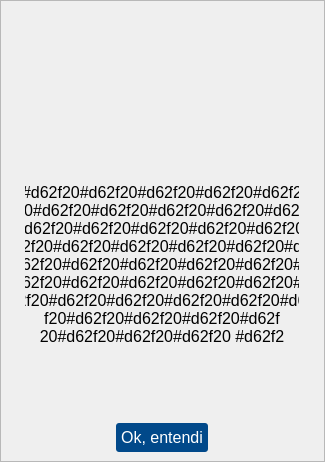
First picture: the form in App/view/ui/feedback.ui, repository Senac-SOR-ADS/Mapa-de-Sala, before the edit.
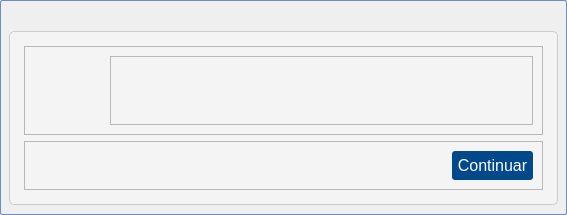
Second picture: the form after the edit. Icons and pictures are not drawn.

Commit message:
Adicionando nova tela de feedback  (#259)
* Nova tela de feedback

Adicionado novo layout da tela feedback para o projeto

* arrumando tela feedback

Adicionando icone no `botãoFechar2`

```diff
--- a/App/view/ui/feedback.ui
+++ b/App/view/ui/feedback.ui
@@ -6,16 +6,26 @@
    <rect>
     <x>0</x>
     <y>0</y>
-    <width>325</width>
-    <height>462</height>
+    <width>567</width>
+    <height>215</height>
    </rect>
   </property>
   <property name="windowTitle">
    <string>Dialog</string>
   </property>
   <property name="styleSheet">
-   <string notr="true">#Dialog {
-	border-radius: 15px;
+   <string notr="true">#fundo {
+	 background: qlineargradient(spread:pad, x1:0, y1:0, x2:0, y2:1, 
+                                stop:0 #E3F2FD, stop:1 #AFCDE7);
+    border: 1px solid #6B8EBE;
+	border-radius: 2px;
+}
+
+#fundo_2 {
+	background-color: #f4f4f4;
+    border: 1px solid #ccc;
+    padding: 5px;
+	border-radius: 5px;
 }
 
 #btnFechar {
@@ -36,14 +46,15 @@
 
 #btnFechar2 {
 	background-color: transparent;
-	border-radius: 15px;
+	border-radius: 5px;
+	padding:5px;
 }
 
 #btnFechar2:hover {
 	background-color: #ea3323;
 }</string>
   </property>
-  <layout class="QVBoxLayout" name="verticalLayout_2">
+  <layout class="QVBoxLayout" name="verticalLayout">
    <property name="spacing">
     <number>0</number>
    </property>
@@ -60,22 +71,25 @@
     <number>0</number>
    </property>
    <item>
-    <widget class="QFrame" name="frame">
+    <widget class="QFrame" name="fundo">
      <property name="frameShape">
       <enum>QFrame::StyledPanel</enum>
      </property>
      <property name="frameShadow">
       <enum>QFrame::Raised</enum>
      </property>
-     <layout class="QVBoxLayout" name="verticalLayout">
+     <layout class="QVBoxLayout" name="verticalLayout_2">
+      <property name="spacing">
+       <number>3</number>
+      </property>
       <property name="leftMargin">
-       <number>0</number>
+       <number>8</number>
       </property>
       <property name="topMargin">
-       <number>0</number>
+       <number>3</number>
       </property>
       <property name="rightMargin">
-       <number>0</number>
+       <number>8</number>
       </property>
       <property name="bottomMargin">
        <number>9</number>
@@ -94,113 +108,136 @@
         </property>
         <property name="iconSize">
          <size>
-          <width>30</width>
-          <height>30</height>
+          <width>24</width>
+          <height>24</height>
          </size>
         </property>
        </widget>
       </item>
       <item>
-       <spacer name="verticalSpacer_3">
-        <property name="orientation">
-         <enum>Qt::Vertical</enum>
+       <widget class="QFrame" name="fundo_2">
+        <property name="frameShape">
+         <enum>QFrame::StyledPanel</enum>
         </property>
-        <property name="sizeHint" stdset="0">
-         <size>
-          <width>20</width>
-          <height>40</height>
-         </size>
+        <property name="frameShadow">
+         <enum>QFrame::Raised</enum>
         </property>
-       </spacer>
-      </item>
-      <item alignment="Qt::AlignHCenter|Qt::AlignVCenter">
-       <widget class="QLabel" name="icon">
-        <property name="text">
-         <string/>
-        </property>
-        <property name="pixmap">
-         <pixmap>icones/iconConcluido.png</pixmap>
-        </property>
-        <property name="scaledContents">
-         <bool>true</bool>
-        </property>
-       </widget>
-      </item>
-      <item>
-       <spacer name="verticalSpacer_2">
-        <property name="orientation">
-         <enum>Qt::Vertical</enum>
-        </property>
-        <property name="sizeHint" stdset="0">
-         <size>
-          <width>20</width>
-          <height>40</height>
-         </size>
-        </property>
-       </spacer>
-      </item>
-      <item alignment="Qt::AlignHCenter|Qt::AlignVCenter">
-       <widget class="QLabel" name="texto">
-        <property name="minimumSize">
-         <size>
-          <width>300</width>
-          <height>0</height>
-         </size>
-        </property>
-        <property name="maximumSize">
-         <size>
-          <width>300</width>
-          <height>16777215</height>
-         </size>
-        </property>
-        <property name="font">
-         <font>
-          <pointsize>12</pointsize>
-         </font>
-        </property>
-        <property name="text">
-         <string>#d62f20#d62f20#d62f20#d62f20#d62f20#d62f20#d62f20#d62f20#d62f20#d62f20#d62f20#d62f20#d62f20#d62f20#d62f20#d62f20#d62f20#d62f20#d62f2 0#d62f20#d62f20#d62f20#d62f20#d62f20#d62f20#d62f20#d62f20#d62 f20#d62f20#d62f20#d62f20#d62f20#d62f20#d62f20#d62f20#d6 2f20#d62f20#d62f20#d62f20#d62f20#d62f20#d62f20#d62f20#d62f20#d 62f20#d62f20#d62f20#d62f20#d62f20#d62f20#d62f20# d62f20#d62f20#d62f20#d62f20#d62f20#d62f20#d62f20#d 62f20#d62f20#d62f20#d62f20#d62f20#d62 f20#d62f20#d62f20#d62f20#d62f 20#d62f20#d62f20#d62f20 #d62f2</string>
-        </property>
-        <property name="scaledContents">
-         <bool>true</bool>
-        </property>
-        <property name="alignment">
-         <set>Qt::AlignCenter</set>
-        </property>
-        <property name="wordWrap">
-         <bool>true</bool>
-        </property>
-        <property name="openExternalLinks">
-         <bool>false</bool>
-        </property>
-       </widget>
-      </item>
-      <item>
-       <spacer name="verticalSpacer">
-        <property name="orientation">
-         <enum>Qt::Vertical</enum>
-        </property>
-        <property name="sizeHint" stdset="0">
-         <size>
-          <width>20</width>
-          <height>40</height>
-         </size>
-        </property>
-       </spacer>
-      </item>
-      <item alignment="Qt::AlignHCenter">
-       <widget class="QPushButton" name="btnFechar">
-        <property name="font">
-         <font>
-          <pointsize>12</pointsize>
-         </font>
-        </property>
-        <property name="cursor">
-         <cursorShape>PointingHandCursor</cursorShape>
-        </property>
-        <property name="text">
-         <string>Ok, entendi</string>
-        </property>
+        <layout class="QVBoxLayout" name="verticalLayout_3">
+         <property name="spacing">
+          <number>6</number>
+         </property>
+         <property name="leftMargin">
+          <number>9</number>
+         </property>
+         <property name="topMargin">
+          <number>9</number>
+         </property>
+         <item>
+          <widget class="QFrame" name="frame_2">
+           <property name="frameShape">
+            <enum>QFrame::StyledPanel</enum>
+           </property>
+           <property name="frameShadow">
+            <enum>QFrame::Raised</enum>
+           </property>
+           <layout class="QHBoxLayout" name="horizontalLayout">
+            <item>
+             <widget class="QLabel" name="icon">
+              <property name="minimumSize">
+               <size>
+                <width>70</width>
+                <height>65</height>
+               </size>
+              </property>
+              <property name="maximumSize">
+               <size>
+                <width>70</width>
+                <height>65</height>
+               </size>
+              </property>
+              <property name="font">
+               <font>
+                <pointsize>10</pointsize>
+               </font>
+              </property>
+              <property name="text">
+               <string/>
+              </property>
+              <property name="scaledContents">
+               <bool>true</bool>
+              </property>
+              <property name="alignment">
+               <set>Qt::AlignLeading|Qt::AlignLeft|Qt::AlignVCenter</set>
+              </property>
+             </widget>
+            </item>
+            <item>
+             <widget class="QFrame" name="frame_3">
+              <property name="frameShape">
+               <enum>QFrame::StyledPanel</enum>
+              </property>
+              <property name="frameShadow">
+               <enum>QFrame::Raised</enum>
+              </property>
+              <layout class="QVBoxLayout" name="verticalLayout_5">
+               <item>
+                <widget class="QLabel" name="texto">
+                 <property name="font">
+                  <font>
+                   <pointsize>12</pointsize>
+                  </font>
+                 </property>
+                 <property name="text">
+                  <string/>
+                 </property>
+                 <property name="scaledContents">
+                  <bool>true</bool>
+                 </property>
+                 <property name="wordWrap">
+                  <bool>true</bool>
+                 </property>
+                </widget>
+               </item>
+              </layout>
+             </widget>
+            </item>
+           </layout>
+          </widget>
+         </item>
+         <item>
+          <widget class="QFrame" name="frame_4">
+           <property name="sizePolicy">
+            <sizepolicy hsizetype="Preferred" vsizetype="Fixed">
+             <horstretch>0</horstretch>
+             <verstretch>0</verstretch>
+            </sizepolicy>
+           </property>
+           <property name="frameShape">
+            <enum>QFrame::StyledPanel</enum>
+           </property>
+           <property name="frameShadow">
+            <enum>QFrame::Raised</enum>
+           </property>
+           <layout class="QVBoxLayout" name="verticalLayout_4">
+            <item alignment="Qt::AlignRight">
+             <widget class="QPushButton" name="btnFechar">
+              <property name="font">
+               <font>
+                <pointsize>12</pointsize>
+               </font>
+              </property>
+              <property name="cursor">
+               <cursorShape>PointingHandCursor</cursorShape>
+              </property>
+              <property name="text">
+               <string>Continuar</string>
+              </property>
+             </widget>
+            </item>
+           </layout>
+          </widget>
+         </item>
+        </layout>
        </widget>
       </item>
      </layout>
```
Left out of the diff: 3 changed lines with no effect on the pictures. The commit also changes 3 other files.
